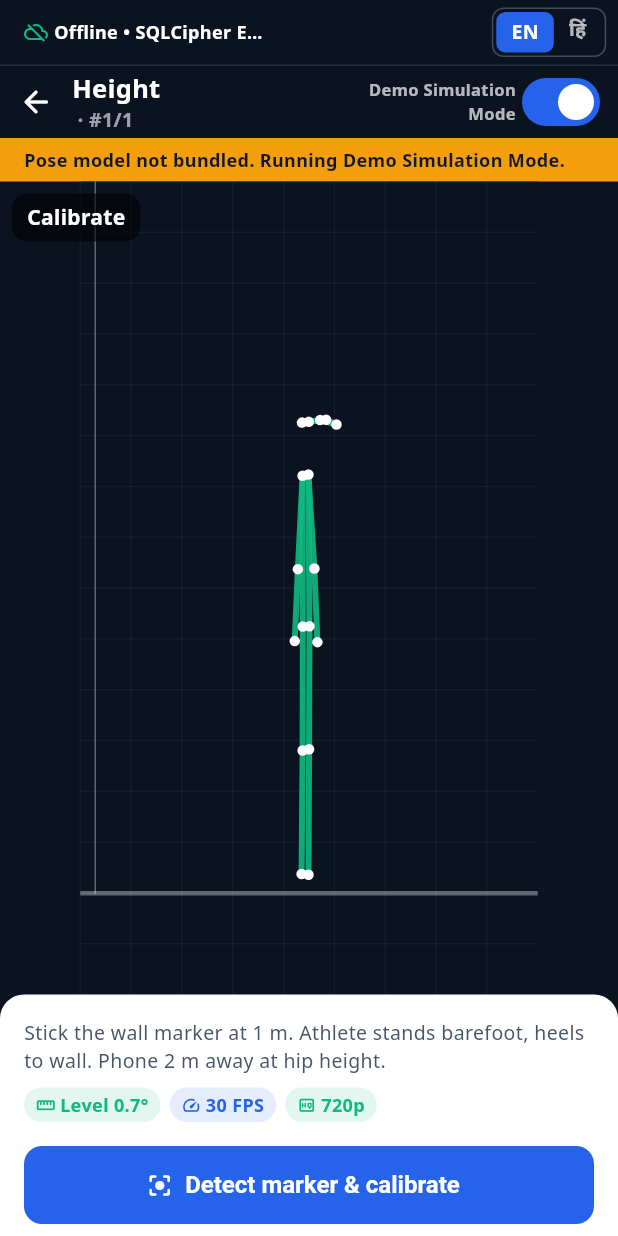
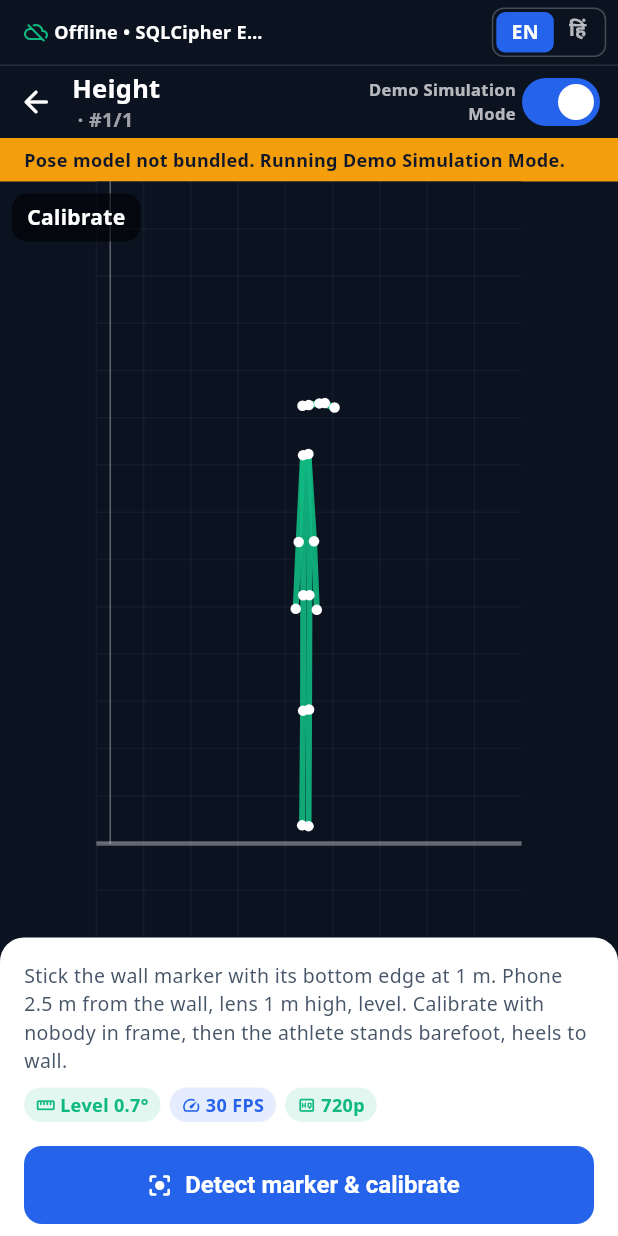
Before and after one commit to Sardarkhanji/Athletesetu, a Flutter app: the WorkbenchScreen screen opened directly with empty values, on a phone screen of 412 x 824 dp. Run offline on Flutter 3.47's test engine with Material 3 defaults, Android fonts, the phone set to English and light mode, and no system bars; our stand-ins replace camera, flutter_riverpod, flutter_secure_storage, geolocator, go_router, image_picker and 5 more; missing offline and left inert: tflite_flutter; accounts and stored records are empty.

Commit message:
Calibration: enter the printed marker's measured size
Printers often shrink pages (~96-98%) even at "100%". The calibrate
panel for marker tests (height, sit & reach box, jumps, throw) now shows
"Marker size: 20.0 cm [Change]". The assessor measures the black square
and enters it (10-40 cm); it is saved on the device and used for every
live calibration. Changing it forces a recalibration. Simulation keeps
the 20 cm simulated marker.

Height setup text now matches the deck: phone 2.5 m from the wall, lens
1 m high, calibrate with nobody in frame.

Not compiled in this environment: run flutter analyze and flutter test.

Co-Authored-By: Claude Opus 5.5 <noreply@anthropic.com>
Claude-Session: https://claude.ai/code/session_01PNStkuPCGWc9pYzvY1zjSB

```diff
--- a/lib/core/localization/strings.dart
+++ b/lib/core/localization/strings.dart
@@ -290,8 +290,10 @@ const Map<String, List<String>> kStrings = {
   // ---- Test names & setup ----
   'test_height_name': ['Height', 'लंबाई'],
   'test_height_setup': [
-    'Stick the wall marker at 1 m. Athlete stands barefoot, heels to wall. Phone 2 m away at hip height.',
-    'दीवार मार्कर 1 मी. पर लगाएँ। एथलीट नंगे पैर, एड़ियाँ दीवार से सटाकर खड़ा हो। फ़ोन 2 मी. दूर कूल्हे की ऊँचाई पर।'
+    'Stick the wall marker with its bottom edge at 1 m. Phone 2.5 m from the wall, lens 1 m high, level. '
+        'Calibrate with nobody in frame, then the athlete stands barefoot, heels to wall.',
+    'दीवार मार्कर का निचला किनारा 1 मी. पर लगाएँ। फ़ोन दीवार से 2.5 मी. दूर, लेंस 1 मी. ऊँचा, सीधा। '
+        'फ़्रेम खाली रखकर कैलिब्रेट करें, फिर एथलीट नंगे पैर, एड़ियाँ दीवार से सटाकर खड़ा हो।'
   ],
   'test_weight_name': ['Weight & BMI', 'वज़न और BMI'],
   'test_weight_setup': [
@@ -381,4 +383,12 @@ const Map<String, List<String>> kStrings = {
   'cal_fps_low': ['FPS below 30', 'FPS 30 से कम'],
   'cal_res_low': ['Below 720p', '720p से कम'],
   'cal_no_marker': ['Marker not found', 'मार्कर नहीं मिला'],
+  'marker_size_row': ['Marker size: {cm} cm', 'मार्कर आकार: {cm} से.मी.'],
+  'marker_size_edit': ['Change', 'बदलें'],
+  'marker_size_title': ['Printed marker size', 'छपे मार्कर का आकार'],
+  'marker_size_help': [
+    'Measure one side of the black square with a ruler and enter it. Printers often shrink pages slightly.',
+    'काले वर्ग की एक भुजा रूलर से नापकर डालें। प्रिंटर अक्सर पेज थोड़ा छोटा कर देते हैं।'
+  ],
+  'marker_size_range': ['Enter a size between 10 and 40 cm', '10 से 40 से.मी. के बीच आकार डालें'],
 };
--- a/lib/features/camera_workbench/workbench_screen.dart
+++ b/lib/features/camera_workbench/workbench_screen.dart
@@ -10,6 +10,7 @@ import 'package:flutter_riverpod/flutter_riverpod.dart';
 import 'package:go_router/go_router.dart';
 
 import '../../core/audio/beep.dart';
+import '../../core/database/app_database.dart';
 import '../../core/database/repository.dart';
 import '../../core/domain/entities.dart';
 import '../../core/domain/sai_test.dart';
@@ -82,6 +83,70 @@ class _WorkbenchScreenState extends ConsumerState<WorkbenchScreen> with SingleTi
   // Sit-ups "3-2-1-Go": the countdown digit or 'go' shown over the preview.
   final _countdown = ValueNotifier<String?>(null);
   Timer? _goEndTimer;
+
+  // Printed marker side as measured with a ruler (printers often scale ~96–98%).
+  static const _markerSizeKey = 'marker_size_cm';
+  static const _markerMinCm = 10.0, _markerMaxCm = 40.0;
+  double get _markerSizeCm {
+    final v = double.tryParse(ref.read(appDatabaseProvider).cachedSetting(_markerSizeKey) ?? '');
+    return v != null && v >= _markerMinCm && v <= _markerMaxCm ? v : 20.0;
+  }
+
+  bool get _usesPrintedMarker =>
+      test.calibration == CalibrationKind.wallMarker ||
+      test.calibration == CalibrationKind.boxScale ||
+      test.calibration == CalibrationKind.floorMarkers;
+
+  Future<void> _editMarkerSize() async {
+    final l = ref.read(l10nProvider);
+    final ctrl = TextEditingController(text: _markerSizeCm.toStringAsFixed(1));
+    String? error;
+    final v = await showDialog<double>(
+      context: context,
+      builder: (ctx) => StatefulBuilder(
+        builder: (ctx, setD) => AlertDialog(
+          title: Text(l.t('marker_size_title')),
+          content: Column(
+            mainAxisSize: MainAxisSize.min,
+            crossAxisAlignment: CrossAxisAlignment.start,
+            children: [
+              Text(l.t('marker_size_help'), style: const TextStyle(fontSize: 13, color: AppColors.textMuted)),
+              const SizedBox(height: AppSpace.sm),
+              TextField(
+                controller: ctrl,
+                autofocus: true,
+                keyboardType: const TextInputType.numberWithOptions(decimal: true),
+                inputFormatters: [FilteringTextInputFormatter.allow(RegExp(r'[0-9.]'))],
+                style: AppText.metricM,
+                decoration: InputDecoration(suffixText: 'cm', errorText: error),
+              ),
+            ],
+          ),
+          actions: [
+            TextButton(onPressed: () => Navigator.pop(ctx), child: Text(l.t('cancel'))),
+            TextButton(
+              onPressed: () {
+                final d = double.tryParse(ctrl.text.trim());
+                if (d == null || d < _markerMinCm || d > _markerMaxCm) {
+                  setD(() => error = l.t('marker_size_range'));
+                  return;
+                }
+                Navigator.pop(ctx, d);
+              },
+              child: Text(l.t('save')),
+            ),
+          ],
+        ),
+      ),
+    );
+    ctrl.dispose();
+    if (v == null) return;
+    await ref.read(appDatabaseProvider).setSetting(_markerSizeKey, v.toStringAsFixed(1));
+    CameraPipeline.log('marker size set to ${v.toStringAsFixed(1)} cm');
+    // Any earlier calibration used the old size: recalibrate.
+    if (mounted && _cal != null && !_simulated) await _enterCalibrate();
+    if (mounted) setState(() {});
+  }
 
   /// Age-group window for fixed-duration tests (sit-ups 30 s / 45 s).
   int? get _windowSec => test.durationSecForAge(_athlete?.ageAtRegistration);
@@ -295,7 +360,8 @@ class _WorkbenchScreenState extends ConsumerState<WorkbenchScreen> with SingleTi
             _wantMarkers = true;
             final markers = await _markerWait!.future.timeout(const Duration(seconds: 4), onTimeout: () => const []);
             _wantMarkers = false;
-            cal = EngineRegistry.calibration.fromMarkers(
+            CameraPipeline.log('calibrating with marker side ${_markerSizeCm.toStringAsFixed(1)} cm');
+            cal = CalibrationEngine(markerSizeCm: _markerSizeCm).fromMarkers(
               kind: test.calibration,
               markers: markers,
               imageWidth: size.width,
@@ -970,6 +1036,25 @@ class _WorkbenchScreenState extends ConsumerState<WorkbenchScreen> with SingleTi
             padding: const EdgeInsets.only(top: AppSpace.sm),
             child: Text(l.t('wb_place_line'), style: const TextStyle(fontSize: 12, color: AppColors.textMuted)),
           ),
+        if (_usesPrintedMarker && !_simulated)
+          Padding(
+            padding: const EdgeInsets.only(top: AppSpace.sm),
+            child: Row(
+              children: [
+                Expanded(
+                  child: Text(
+                    l.t('marker_size_row', {'cm': _markerSizeCm.toStringAsFixed(1)}),
+                    style: AppText.metricS.copyWith(color: AppColors.text),
+                  ),
+                ),
+                TextButton.icon(
+                  onPressed: _editMarkerSize,
+                  icon: const Icon(Icons.straighten_rounded),
+                  label: Text(l.t('marker_size_edit')),
+                ),
+              ],
+            ),
+          ),
         const SizedBox(height: AppSpace.md),
         ValueListenableBuilder<LevelReading>(
           valueListenable: _levelNow,
```
